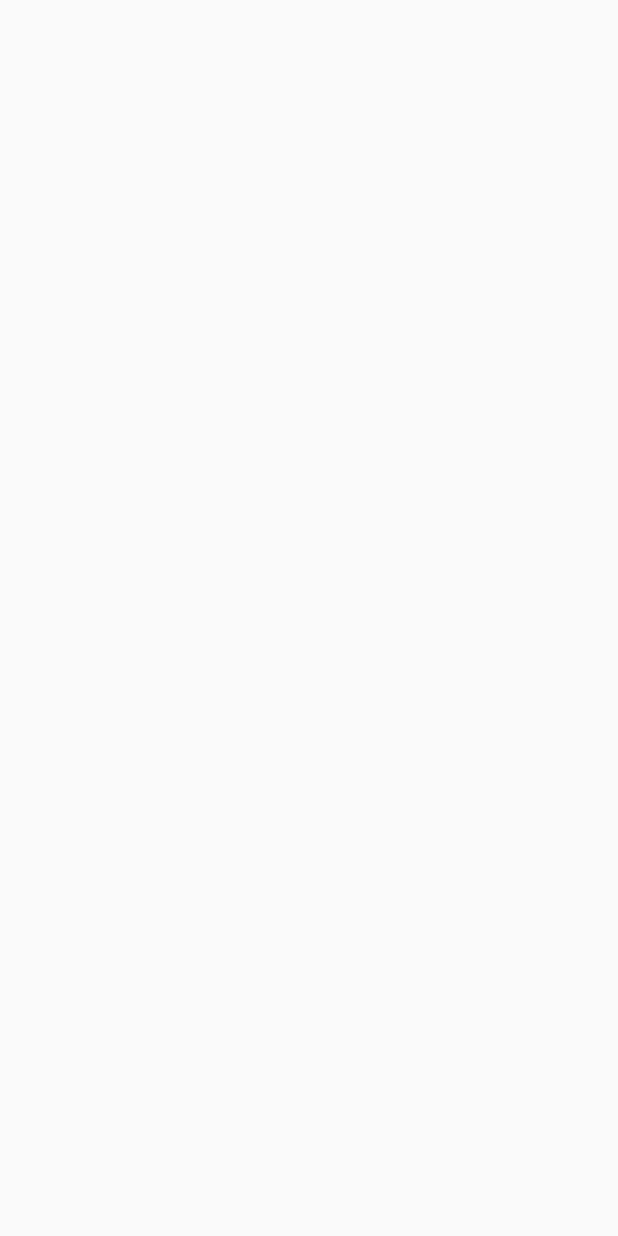
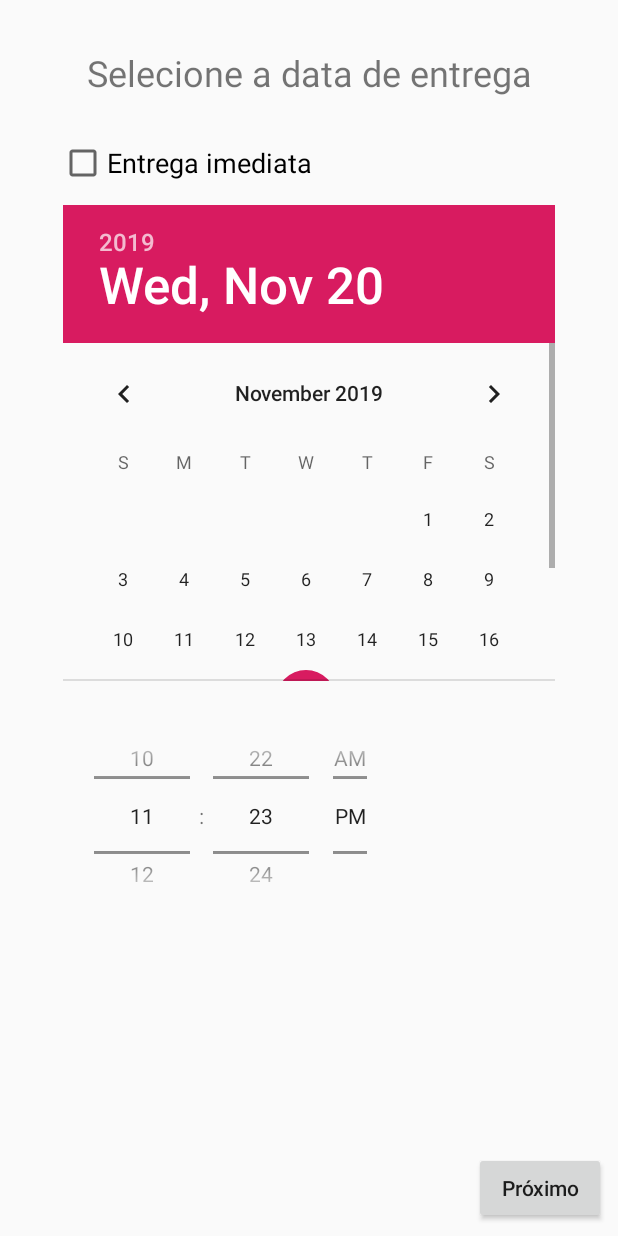
Before and after one commit to pcdateixeira/deliverybagual, an Android app: the AgendarEntrega screen opened directly, with no data from a screen before it, on a phone screen of 412 x 824 dp. Before the commit the screen is empty. Run offline under Robolectric (Android 15) with nearby library versions, the phone set to English and light mode, and no system bars.

Commit message:
Implemented AgendarEntrega. The onClick attribute needs adjustments.

```diff
--- a/app/build.gradle
+++ b/app/build.gradle
@@ -5,7 +5,7 @@ android {
     buildToolsVersion "29.0.2"
     defaultConfig {
         applicationId "com.example.deliverybagual"
-        minSdkVersion 15
+        minSdkVersion 24
         targetSdkVersion 29
         versionCode 1
         versionName "1.0"
--- a/app/src/main/java/com/example/deliverybagual/AgendarEntrega.java
+++ b/app/src/main/java/com/example/deliverybagual/AgendarEntrega.java
@@ -2,13 +2,112 @@ package com.example.deliverybagual;
 
 import androidx.appcompat.app.AppCompatActivity;
 
+import android.app.DatePickerDialog;
+import android.content.Intent;
 import android.os.Bundle;
+import android.view.View;
+import android.widget.Button;
+import android.widget.CheckBox;
+import android.widget.DatePicker;
+import android.widget.TimePicker;
 
-public class AgendarEntrega extends AppCompatActivity {
+import java.sql.Time;
+import java.util.Calendar;
+
+public class AgendarEntrega extends AppCompatActivity implements DatePickerDialog.OnDateSetListener {
+
+    Calendar calendar = Calendar.getInstance();
+    private DatePicker datePicker;
+    private TimePicker timePicker;
+    private CheckBox entregaImediata;
+    private Button proximo;
+
+    private int anoDaEntrega=-1;
+    private int mesDaEntrega=-1;
+    private int diaDaEntrega=-1;
+    private int horaDaEntrega=-1;
+    private int minutoDaEntrega=-1;
 
     @Override
     protected void onCreate(Bundle savedInstanceState) {
         super.onCreate(savedInstanceState);
         setContentView(R.layout.agendar_entrega);
+        entregaImediata = (CheckBox) findViewById(R.id.entregaImediata);
+        entregaImediata.setVisibility(View.VISIBLE);
+        entregaImediata.setOnClickListener(first_radio_listener);
+        proximo = (Button) findViewById(R.id.botaoProximo2);
+        proximo.setVisibility(View.VISIBLE);
+        datePicker = (DatePicker) findViewById(R.id.datePicker);
+        timePicker = (TimePicker) findViewById(R.id.timePicker);
     }
+
+    View.OnClickListener first_radio_listener = new View.OnClickListener(){
+        public void onClick(View v) {
+            timePicker.setEnabled(!timePicker.isEnabled());
+            datePicker.setEnabled(!datePicker.isEnabled());
+            if(!timePicker.isEnabled()){
+                timePicker.setVisibility(View.GONE);
+                datePicker.setVisibility(View.GONE);
+            } else{
+                timePicker.setVisibility(View.VISIBLE);
+                datePicker.setVisibility(View.VISIBLE);
+            }
+        }
+    };
+    public void onTimeSet(TimePicker view, int hourOfDay, int minute){
+        horaDaEntrega = hourOfDay;
+        minutoDaEntrega = minute;
+        view.setHour(hourOfDay);
+        view.setMinute(minute);
+    }
+    @Override
+    public void onDateSet(DatePicker view, int year, int month, int dayOfMonth) {
+        // Gets the date from the user.
+        Calendar c = Calendar.getInstance();
+        c.set(Calendar.YEAR, year);
+        c.set(Calendar.MONTH, month);
+        c.set(Calendar.DAY_OF_MONTH, dayOfMonth);
+
+        anoDaEntrega = year;
+        mesDaEntrega = month;
+        diaDaEntrega = dayOfMonth;
+    }
+
+
+
+    public void irParaPedidos(View view){
+        if(entregaImediata.isChecked()) {
+            anoDaEntrega = calendar.get(Calendar.YEAR);
+            mesDaEntrega = calendar.get(Calendar.MONTH);
+            diaDaEntrega = calendar.get(Calendar.DAY_OF_MONTH);
+            horaDaEntrega = calendar.get(Calendar.HOUR);
+            minutoDaEntrega = calendar.get(Calendar.MINUTE);
+        }
+        else {
+            if (anoDaEntrega == -1) {
+                anoDaEntrega = calendar.get(Calendar.YEAR);
+            }
+            if (mesDaEntrega == -1) {
+                mesDaEntrega = calendar.get(Calendar.MONTH);
+            }
+            if (diaDaEntrega == -1) {
+                diaDaEntrega = calendar.get(Calendar.DAY_OF_MONTH);
+            }
+            if (horaDaEntrega == -1) {
+                horaDaEntrega = calendar.get(Calendar.HOUR);
+            }
+            if (minutoDaEntrega == -1) {
+                minutoDaEntrega = calendar.get(Calendar.MINUTE);
+            }
+        }
+        // Informações pertinentes estão todas no anoDaEntrega, ...
+
+        Intent i = new Intent(this, ListaPedidos.class);
+        startActivity(i);
+    }
+
+
+
+
+
 }
--- a/app/src/main/java/com/example/deliverybagual/ListaPedidos.java
+++ b/app/src/main/java/com/example/deliverybagual/ListaPedidos.java
@@ -13,7 +13,7 @@ import java.util.Arrays;
 import java.util.List;
 
 public class ListaPedidos extends AppCompatActivity {
-
+    private int num_pedidos = 5;
     @Override
     protected void onCreate(Bundle savedInstanceState) {
         super.onCreate(savedInstanceState);
@@ -21,7 +21,7 @@ public class ListaPedidos extends AppCompatActivity {
         this.setTitle(R.string.pedidos);
 
         List<String> pedidos = new ArrayList<>(Arrays.asList("Pedido"));
-        for (int i = 0; i < 30; i++) {
+        for (int i = 0; i < num_pedidos; i++) {
             pedidos.add("Pedido");
         }
         ListView listView = findViewById(R.id.listaPedidos);
--- a/app/src/main/res/layout/agendar_entrega.xml
+++ b/app/src/main/res/layout/agendar_entrega.xml
@@ -6,4 +6,65 @@
     android:layout_height="match_parent"
     tools:context=".AgendarEntrega">
 
+    <Button
+        android:id="@+id/botaoProximo2"
+        android:layout_width="wrap_content"
+        android:layout_height="wrap_content"
+        android:layout_marginEnd="8dp"
+        android:layout_marginBottom="8dp"
+        android:onClick="irParaPedidos"
+        android:text="@string/proximo"
+        app:layout_constraintBottom_toBottomOf="parent"
+        app:layout_constraintEnd_toEndOf="parent" />
+
+    <CheckBox
+        android:id="@+id/entregaImediata"
+        android:layout_width="wrap_content"
+        android:layout_height="wrap_content"
+        android:layout_marginTop="28dp"
+        android:checked="false"
+        android:text="@string/entregaImediata"
+        android:textAppearance="@style/TextAppearance.AppCompat.Medium"
+        android:visibility="invisible"
+        app:layout_constraintEnd_toEndOf="parent"
+        app:layout_constraintHorizontal_bias="0.162"
+        app:layout_constraintStart_toStartOf="parent"
+        app:layout_constraintTop_toBottomOf="@+id/textoAjuda2" />
+
+
+    <TextView
+        android:id="@+id/textoAjuda2"
+        android:layout_width="wrap_content"
+        android:layout_height="wrap_content"
+        android:layout_marginTop="32dp"
+        android:text="@string/selecioneDataDeEntrega"
+        android:textSize="24sp"
+        android:visibility="visible"
+        app:layout_constraintEnd_toEndOf="parent"
+        app:layout_constraintStart_toStartOf="parent"
+        app:layout_constraintTop_toTopOf="parent" />
+
+    <DatePicker
+        android:id="@+id/datePicker"
+        android:layout_width="328dp"
+        android:layout_height="317dp"
+        android:layout_marginTop="12dp"
+        android:visibility="visible"
+        app:layout_constraintEnd_toEndOf="parent"
+        app:layout_constraintStart_toStartOf="parent"
+        app:layout_constraintTop_toBottomOf="@+id/entregaImediata"
+        tools:visibility="visible" />
+
+    <TimePicker
+        android:id="@+id/timePicker"
+        android:layout_width="214dp"
+        android:layout_height="147dp"
+        android:layout_marginTop="16dp"
+        android:timePickerMode="spinner"
+        app:layout_constraintEnd_toEndOf="parent"
+        app:layout_constraintHorizontal_bias="0.236"
+        app:layout_constraintStart_toStartOf="parent"
+        app:layout_constraintTop_toBottomOf="@+id/datePicker" />
+
+
 </androidx.constraintlayout.widget.ConstraintLayout>
--- a/app/src/main/res/values/strings.xml
+++ b/app/src/main/res/values/strings.xml
@@ -10,6 +10,8 @@
     <string name="listavazia">Nenhum pedido em andamento</string>
     <string name="carrinho">Carrinho</string>
     <string name="vercarrinho">Ver carrinho</string>
+    <string name="selecioneDataDeEntrega">Selecione a data de entrega</string>
+    <string name="entregaImediata">Entrega imediata</string>
     <string name="proximo">Próximo</string>
     <string name="continuar">Continuar</string>
     <string name="bovina">Bovina</string>
```
Also changed, not shown: app/src/main/java/com/example/deliverybagual/DatePickerFragment.java (added, +25 -0 lines).
